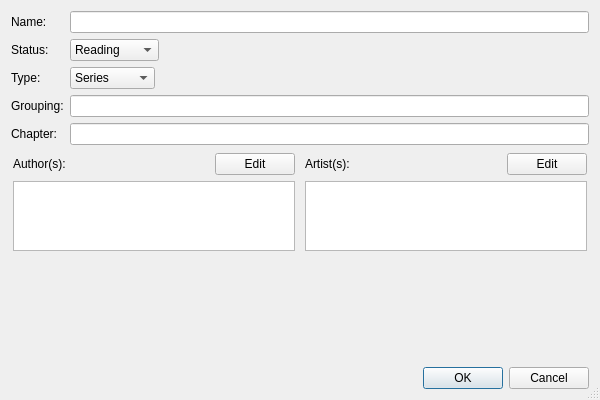
Old version of the form src/AddWorkDialog/AddWorkDialog.ui in the repository NikolaRoev/Tracker.
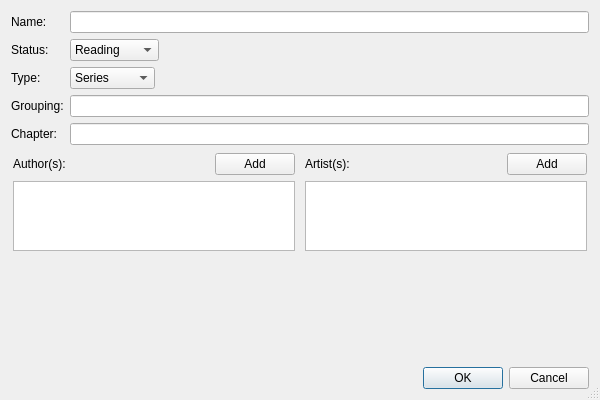
New version of the form.

Patch:
```diff
--- a/src/AddWorkDialog/AddWorkDialog.ui
+++ b/src/AddWorkDialog/AddWorkDialog.ui
@@ -150,7 +150,7 @@
             </sizepolicy>
            </property>
            <property name="text">
-            <string>Edit</string>
+            <string>Add</string>
            </property>
           </widget>
          </item>
@@ -231,7 +231,7 @@
          <item>
           <widget class="QPushButton" name="artistEditButton">
            <property name="text">
-            <string>Edit</string>
+            <string>Add</string>
            </property>
           </widget>
          </item>
```
Left out of the diff: 2 changed lines with no effect on the pictures.
